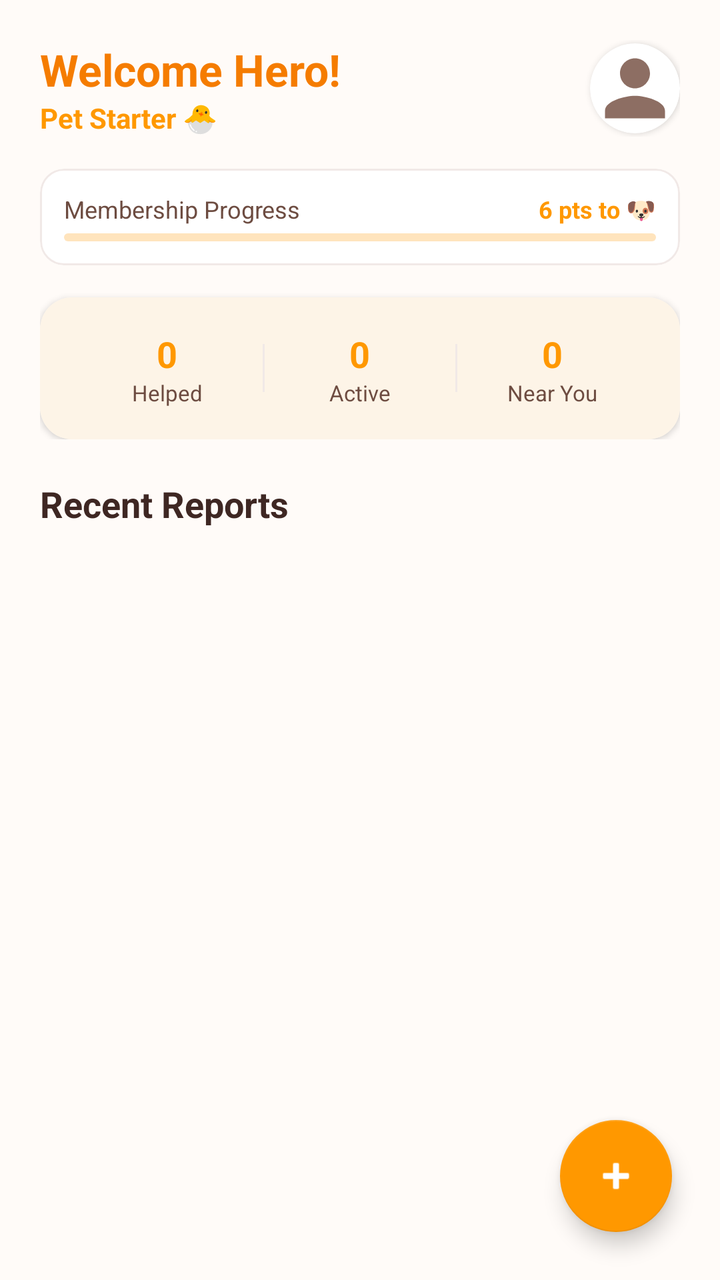
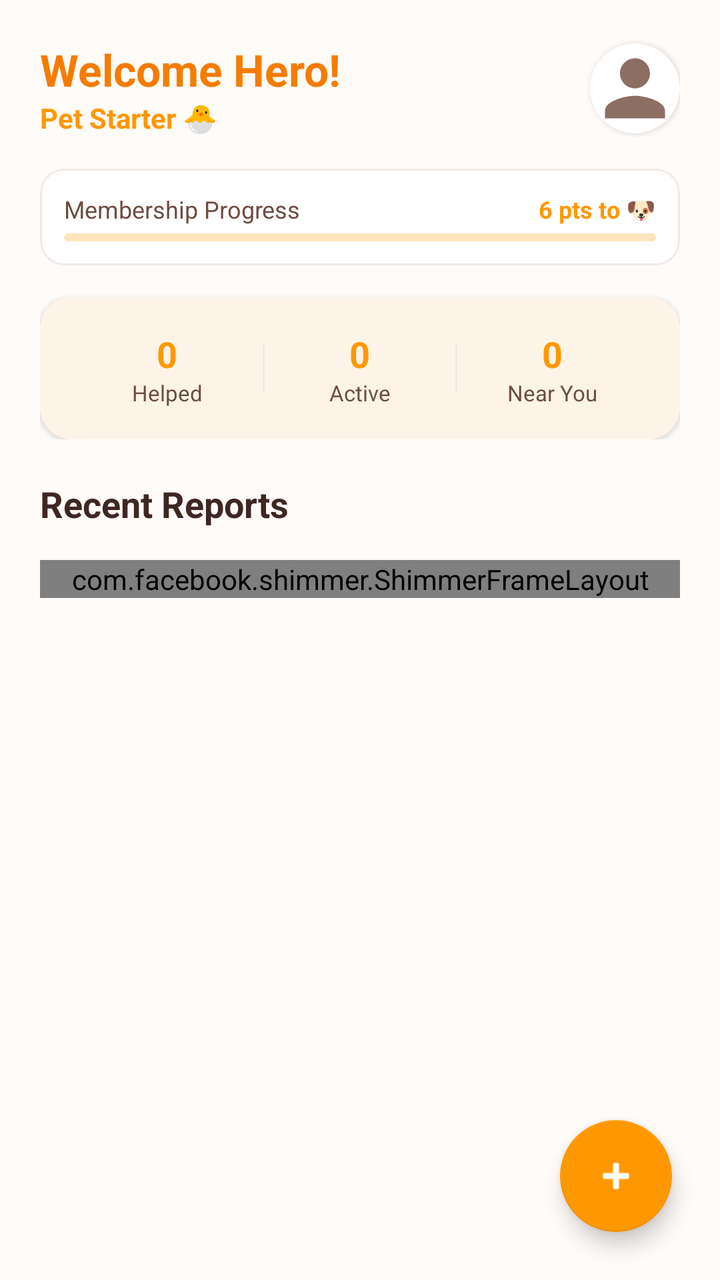

The first picture is an Android layout as it rendered before a commit; the second is the same layout after the commit. The layout source and the unified diff follow.
<!-- AndroidManifest.xml: application theme Theme.PetUnity -->
<!-- res/layout/fragment_home.xml -->
<?xml version="1.0" encoding="utf-8"?>
<androidx.coordinatorlayout.widget.CoordinatorLayout xmlns:android="http://schemas.android.com/apk/res/android"
    xmlns:app="http://schemas.android.com/apk/res-auto"
    xmlns:tools="http://schemas.android.com/tools"
    android:layout_width="match_parent"
    android:layout_height="match_parent"
    android:background="@color/background">

    <com.google.android.material.appbar.AppBarLayout
        android:layout_width="match_parent"
        android:layout_height="wrap_content"
        android:background="@android:color/transparent"
        app:elevation="0dp">

        <LinearLayout
            android:layout_width="match_parent"
            android:layout_height="wrap_content"
            android:orientation="vertical"
            android:padding="20dp">

            <RelativeLayout
                android:layout_width="match_parent"
                android:layout_height="wrap_content">

                <LinearLayout
                    android:layout_width="wrap_content"
                    android:layout_height="wrap_content"
                    android:orientation="vertical">
                    <TextView
                        android:id="@+id/welcomeUserText"
                        android:layout_width="wrap_content"
                        android:layout_height="wrap_content"
                        android:text="Welcome Hero!"
                        android:textColor="@color/primary_dark"
                        android:textSize="22sp"
                        android:textStyle="bold" />
                    <TextView
                        android:id="@+id/userRankText"
                        android:layout_width="wrap_content"
                        android:layout_height="wrap_content"
                        android:text="Pet Starter 🐣"
                        android:textColor="@color/primary"
                        android:textSize="14sp"
                        android:textStyle="bold" />
                </LinearLayout>

                <com.google.android.material.card.MaterialCardView
                    android:id="@+id/homeProfileCard"
                    android:layout_width="45dp"
                    android:layout_height="45dp"
                    android:layout_alignParentEnd="true"
                    android:layout_centerVertical="true"
                    app:cardCornerRadius="22.5dp"
                    app:cardElevation="2dp">
                    <ImageView
                        android:id="@+id/homeProfileImage"
                        android:layout_width="match_parent"
                        android:layout_height="match_parent"
                        android:scaleType="centerCrop"
                        android:src="@drawable/ic_user"
                        tools:ignore="ContentDescription" />
                </com.google.android.material.card.MaterialCardView>
            </RelativeLayout>

            
            <com.google.android.material.card.MaterialCardView
                android:id="@+id/membershipMiniCard"
                android:layout_width="match_parent"
                android:layout_height="wrap_content"
                android:layout_marginTop="16dp"
                app:cardCornerRadius="12dp"
                app:cardElevation="0dp"
                app:strokeWidth="1dp"
                app:strokeColor="@color/divider"
                android:clickable="true"
                android:focusable="true">

                <LinearLayout
                    android:layout_width="match_parent"
                    android:layout_height="wrap_content"
                    android:orientation="vertical"
                    android:padding="12dp">
                    <RelativeLayout
                        android:layout_width="match_parent"
                        android:layout_height="wrap_content">
                        <TextView
                            android:layout_width="wrap_content"
                            android:layout_height="wrap_content"
                            android:text="Membership Progress"
                            android:textSize="12sp"
                            android:textColor="@color/text_secondary" />
                        <TextView
                            android:id="@+id/pointsToNextLevel"
                            android:layout_width="wrap_content"
                            android:layout_height="wrap_content"
                            android:layout_alignParentEnd="true"
                            android:text="6 pts to 🐶"
                            android:textSize="12sp"
                            android:textColor="@color/primary"
                            android:textStyle="bold" />
                    </RelativeLayout>
                    <com.google.android.material.progressindicator.LinearProgressIndicator
                        android:id="@+id/miniMembershipProgress"
                        android:layout_width="match_parent"
                        android:layout_height="wrap_content"
                        android:layout_marginTop="4dp"
                        app:trackCornerRadius="4dp"
                        app:indicatorColor="@color/primary"
                        android:progress="20" />
                </LinearLayout>
            </com.google.android.material.card.MaterialCardView>

            
            <com.google.android.material.card.MaterialCardView
                android:layout_width="match_parent"
                android:layout_height="wrap_content"
                android:layout_marginTop="16dp"
                app:cardCornerRadius="16dp"
                app:cardElevation="2dp">

                <LinearLayout
                    android:layout_width="match_parent"
                    android:layout_height="wrap_content"
                    android:orientation="horizontal"
                    android:padding="16dp"
                    android:weightSum="3"
                    android:background="#FDF4E7">
                    <LinearLayout android:layout_width="0dp" android:layout_height="wrap_content" android:layout_weight="1" android:gravity="center" android:orientation="vertical">
                        <TextView android:id="@+id/helpedCountText" android:layout_width="wrap_content" android:layout_height="wrap_content" android:text="0" android:textColor="@color/primary" android:textStyle="bold" android:textSize="18sp" tools:ignore="HardcodedText"/>
                        <TextView android:layout_width="wrap_content" android:layout_height="wrap_content" android:text="@string/helped" android:textSize="11sp" android:textColor="@color/text_secondary"/>
                    </LinearLayout>
                    <View android:layout_width="1dp" android:layout_height="24dp" android:background="@color/divider" android:layout_gravity="center_vertical"/>
                    <LinearLayout android:layout_width="0dp" android:layout_height="wrap_content" android:layout_weight="1" android:gravity="center" android:orientation="vertical">
                        <TextView android:id="@+id/activeCountText" android:layout_width="wrap_content" android:layout_height="wrap_content" android:text="0" android:textColor="@color/primary" android:textStyle="bold" android:textSize="18sp" tools:ignore="HardcodedText"/>
                        <TextView android:layout_width="wrap_content" android:layout_height="wrap_content" android:text="@string/active" android:textSize="11sp" android:textColor="@color/text_secondary"/>
                    </LinearLayout>
                    <View android:layout_width="1dp" android:layout_height="24dp" android:background="@color/divider" android:layout_gravity="center_vertical"/>
                    <LinearLayout android:layout_width="0dp" android:layout_height="wrap_content" android:layout_weight="1" android:gravity="center" android:orientation="vertical">
                        <TextView android:id="@+id/nearYouCountText" android:layout_width="wrap_content" android:layout_height="wrap_content" android:text="0" android:textColor="@color/primary" android:textStyle="bold" android:textSize="18sp" tools:ignore="HardcodedText"/>
                        <TextView android:layout_width="wrap_content" android:layout_height="wrap_content" android:text="@string/near_you" android:textSize="11sp" android:textColor="@color/text_secondary"/>
                    </LinearLayout>
                </LinearLayout>
            </com.google.android.material.card.MaterialCardView>
        </LinearLayout>
    </com.google.android.material.appbar.AppBarLayout>

    <androidx.core.widget.NestedScrollView
        android:layout_width="match_parent"
        android:layout_height="match_parent"
        app:layout_behavior="@string/appbar_scrolling_view_behavior">

        <LinearLayout
            android:layout_width="match_parent"
            android:layout_height="wrap_content"
            android:orientation="vertical"
            android:paddingHorizontal="20dp"
            android:paddingBottom="80dp">

            <TextView
                android:layout_width="wrap_content"
                android:layout_height="wrap_content"
                android:text="@string/recent_reports"
                android:textColor="@color/text_primary"
                android:textSize="18sp"
                android:textStyle="bold"
                android:layout_marginBottom="16dp"/>

            <FrameLayout
                android:layout_width="match_parent"
                android:layout_height="wrap_content">

                <androidx.recyclerview.widget.RecyclerView
                    android:id="@+id/postsRecyclerView"
                    android:layout_width="match_parent"
                    android:layout_height="wrap_content"
                    android:nestedScrollingEnabled="false" />

                <com.airbnb.lottie.LottieAnimationView
                    android:id="@+id/loadingProgressBar"
                    android:layout_width="100dp"
                    android:layout_height="100dp"
                    android:layout_gravity="center"
                    android:layout_marginTop="40dp"
                    android:visibility="gone"
                    app:lottie_rawRes="@raw/load_cat"
                    app:lottie_autoPlay="true"
                    app:lottie_loop="true" />

                <TextView
                    android:id="@+id/emptyStateText"
                    android:layout_width="wrap_content"
                    android:layout_height="wrap_content"
                    android:layout_gravity="center"
                    android:layout_marginTop="40dp"
                    android:text="No reports yet. Be the first to help!"
                    android:textColor="@color/text_secondary"
                    android:visibility="gone" />
            </FrameLayout>
        </LinearLayout>
    </androidx.core.widget.NestedScrollView>

    <com.google.android.material.floatingactionbutton.FloatingActionButton
        android:id="@+id/addPostFab"
        android:layout_width="wrap_content"
        android:layout_height="wrap_content"
        android:layout_gravity="bottom|end"
        android:layout_margin="24dp"
        android:src="@android:drawable/ic_input_add"
        app:tint="@color/white"
        app:backgroundTint="@color/primary"
        tools:ignore="ContentDescription" />

</androidx.coordinatorlayout.widget.CoordinatorLayout>
<!-- resources referenced by this layout -->
<resources>
  <color name="background">#FFFBF8</color>
  <color name="divider">#F1E9E7</color>
  <color name="primary">#FF9800</color>
  <color name="primary_dark">#F57C00</color>
  <color name="text_primary">#3E2723</color>
  <color name="text_secondary">#6D4C41</color>
  <color name="white">#FFFFFF</color>
  <!-- drawable ic_user (drawable) -->
  <vector xmlns:android="http://schemas.android.com/apk/res/android"
      android:width="24dp"
      android:height="24dp"
      android:viewportWidth="24"
      android:viewportHeight="24">
      <path
          android:fillColor="#8D6E63"
          android:pathData="M12,12c2.21,0 4,-1.79 4,-4s-1.79,-4 -4,-4 -4,1.79 -4,4 1.79,4 4,4zM12,14c-2.67,0 -8,1.34 -8,4v2h16v-2c0,-2.66 -5.33,-4 -8,-4z"/>
  </vector>
  <string name="active">Active</string>
  <string name="helped">Helped</string>
  <string name="near_you">Near You</string>
  <string name="recent_reports">Recent Reports</string>
  <style name="Theme.PetUnity" parent="Theme.MaterialComponents.DayNight.NoActionBar">
          <item name="colorPrimary">@color/primary</item>
          <item name="colorPrimaryVariant">@color/primary_dark</item>
          <item name="colorOnPrimary">@color/white</item>
          <item name="colorSecondary">@color/accent</item>
          <item name="colorSecondaryVariant">@color/accent</item>
          <item name="colorOnSecondary">@color/white</item>
          <item name="android:statusBarColor">@color/primary_dark</item>
          <item name="android:windowBackground">@color/background</item>
  
          
          <item name="bottomNavigationStyle">@style/Widget.App.BottomNavigationView</item>
      </style>
  <color name="accent">#795548</color>
  <style name="Widget.App.BottomNavigationView" parent="Widget.MaterialComponents.BottomNavigationView">
          <item name="itemIconTint">@null</item>
          <item name="itemTextColor">@color/nav_text_selector</item>
          <item name="backgroundTint">@color/card_background</item>
      </style>
  <color name="card_background">#FFFFFF</color>
</resources>

<!-- the commit's change to res/layout/fragment_home.xml (unified diff, before → after) -->
@@ -169,22 +169,28 @@
                 android:layout_width="match_parent"
                 android:layout_height="wrap_content">
 
+                <com.facebook.shimmer.ShimmerFrameLayout
+                    android:id="@+id/shimmerViewContainer"
+                    android:layout_width="match_parent"
+                    android:layout_height="wrap_content"
+                    app:shimmer_auto_start="true"
+                    app:shimmer_duration="1200">
+                    <LinearLayout
+                        android:layout_width="match_parent"
+                        android:layout_height="wrap_content"
+                        android:orientation="vertical">
+                        <include layout="@layout/shimmer_home_post" />
+                        <include layout="@layout/shimmer_home_post" />
+                        <include layout="@layout/shimmer_home_post" />
+                    </LinearLayout>
+                </com.facebook.shimmer.ShimmerFrameLayout>
+
                 <androidx.recyclerview.widget.RecyclerView
                     android:id="@+id/postsRecyclerView"
                     android:layout_width="match_parent"
                     android:layout_height="wrap_content"
+                    android:visibility="gone"
                     android:nestedScrollingEnabled="false" />
-
-                <com.airbnb.lottie.LottieAnimationView
-                    android:id="@+id/loadingProgressBar"
-                    android:layout_width="100dp"
-                    android:layout_height="100dp"
-                    android:layout_gravity="center"
-                    android:layout_marginTop="40dp"
-                    android:visibility="gone"
-                    app:lottie_rawRes="@raw/load_cat"
-                    app:lottie_autoPlay="true"
-                    app:lottie_loop="true" />
 
                 <TextView
                     android:id="@+id/emptyStateText"
@@ -200,14 +206,81 @@
     </androidx.core.widget.NestedScrollView>
 
     <com.google.android.material.floatingactionbutton.FloatingActionButton
-        android:id="@+id/addPostFab"
+        android:id="@+id/addAlertFab"
         android:layout_width="wrap_content"
         android:layout_height="wrap_content"
         android:layout_gravity="bottom|end"
         android:layout_margin="24dp"
+        android:contentDescription="Create Alert"
         android:src="@android:drawable/ic_input_add"
-        app:tint="@color/white"
+        app:tint="#FFFFFF"
         app:backgroundTint="@color/primary"
-        tools:ignore="ContentDescription" />
+        app:elevation="6dp" />
 
 </androidx.coordinatorlayout.widget.CoordinatorLayout>
+<!-- res/layout/shimmer_home_post.xml (included above) -->
+<?xml version="1.0" encoding="utf-8"?>
+<com.google.android.material.card.MaterialCardView xmlns:android="http://schemas.android.com/apk/res/android"
+    xmlns:app="http://schemas.android.com/apk/res-auto"
+    android:layout_width="match_parent"
+    android:layout_height="wrap_content"
+    android:layout_marginBottom="16dp"
+    app:cardCornerRadius="16dp"
+    app:cardElevation="2dp">
+
+    <LinearLayout
+        android:layout_width="match_parent"
+        android:layout_height="wrap_content"
+        android:orientation="vertical"
+        android:padding="16dp">
+
+        <LinearLayout
+            android:layout_width="match_parent"
+            android:layout_height="wrap_content"
+            android:gravity="center_vertical"
+            android:orientation="horizontal">
+
+            <View
+                android:layout_width="40dp"
+                android:layout_height="40dp"
+                android:background="@color/divider" />
+
+            <LinearLayout
+                android:layout_width="0dp"
+                android:layout_height="wrap_content"
+                android:layout_marginStart="12dp"
+                android:layout_weight="1"
+                android:orientation="vertical">
+
+                <View
+                    android:layout_width="120dp"
+                    android:layout_height="14dp"
+                    android:background="@color/divider" />
+
+                <View
+                    android:layout_width="80dp"
+                    android:layout_height="10dp"
+                    android:layout_marginTop="6dp"
+                    android:background="@color/divider" />
+            </LinearLayout>
+        </LinearLayout>
+
+        <View
+            android:layout_width="200dp"
+            android:layout_height="20dp"
+            android:layout_marginTop="16dp"
+            android:background="@color/divider" />
+
+        <View
+            android:layout_width="match_parent"
+            android:layout_height="12dp"
+            android:layout_marginTop="8dp"
+            android:background="@color/divider" />
+
+        <View
+            android:layout_width="match_parent"
+            android:layout_height="12dp"
+            android:layout_marginTop="4dp"
+            android:background="@color/divider" />
+    </LinearLayout>
+</com.google.android.material.card.MaterialCardView>
